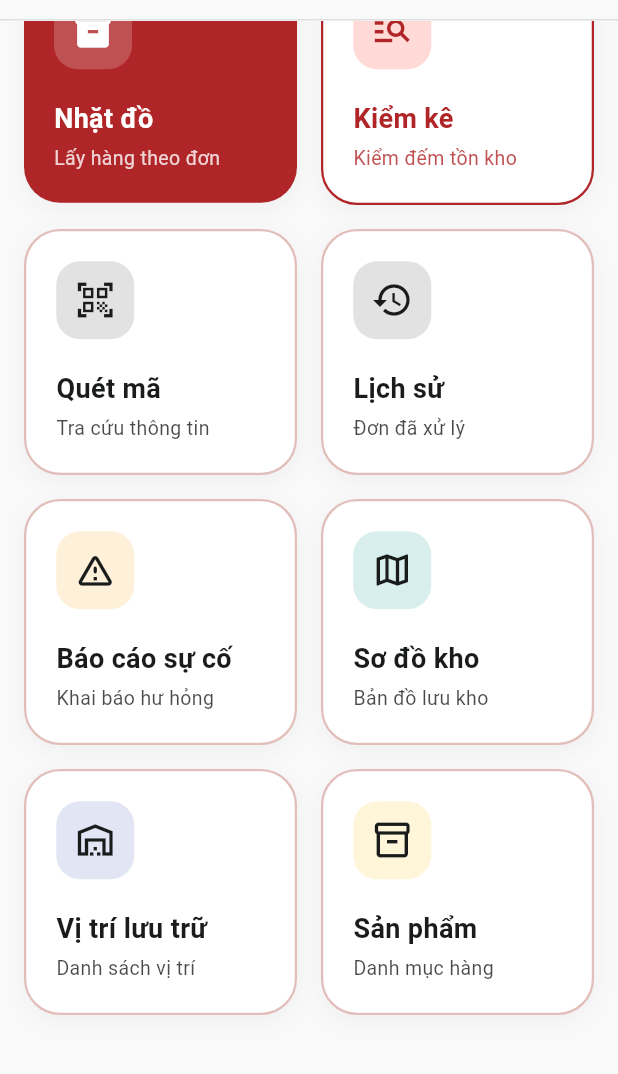
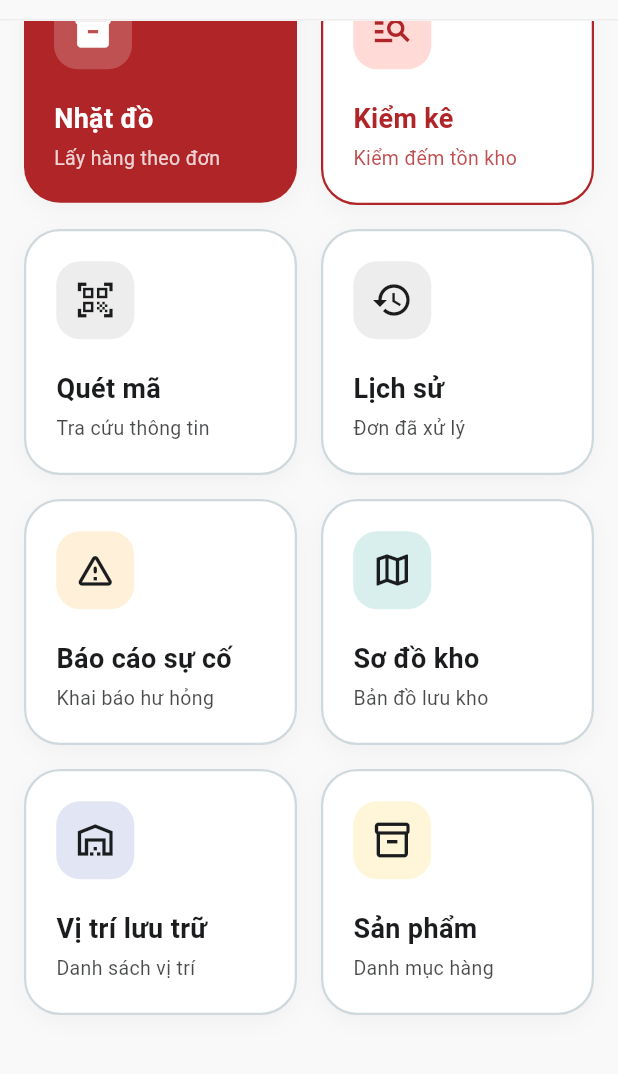
Before and after one commit to mastercode1908/SmartStock-Mobile, a Flutter app: the EmployeeDashboardScreen screen opened directly, scrolled down 432 dp, on a phone screen of 412 x 824 dp, the part 65-1139 px from its top. Run offline on Flutter 3.47's test engine with Material 3 defaults, Android fonts, the phone set to English and light mode, and no system bars; our stand-ins replace google_sign_in, image_picker, shared_preferences; missing offline and left inert: mobile_scanner; accounts and stored records are empty; network calls fail.

Commit message:
update: update theme

```diff
--- a/lib/features/home/screens/employee_dashboard_screen.dart
+++ b/lib/features/home/screens/employee_dashboard_screen.dart
@@ -49,7 +49,7 @@ class _EmployeeDashboardScreenState extends State<EmployeeDashboardScreen> {
   @override
   Widget build(BuildContext context) {
     return Scaffold(
-      backgroundColor: const Color(0xfff9f9f9),
+      backgroundColor: Theme.of(context).scaffoldBackgroundColor,
       appBar: _buildAppBar(context),
       body: SingleChildScrollView(
         padding: const EdgeInsets.symmetric(horizontal: 16.0, vertical: 24.0),
@@ -70,7 +70,7 @@ class _EmployeeDashboardScreenState extends State<EmployeeDashboardScreen> {
 
   PreferredSizeWidget _buildAppBar(BuildContext context) {
     return AppBar(
-      backgroundColor: const Color(0xfff9f9f9),
+      backgroundColor: Theme.of(context).scaffoldBackgroundColor,
       elevation: 0,
       scrolledUnderElevation: 0,
       title: Row(
@@ -120,8 +120,8 @@ class _EmployeeDashboardScreenState extends State<EmployeeDashboardScreen> {
                       ),
                       child: Text(
                         displayCount,
-                        style: const TextStyle(
-                          color: Colors.white,
+                        style: TextStyle(
+                          color: Theme.of(context).cardColor,
                           fontSize: 10,
                           fontWeight: FontWeight.bold,
                         ),
@@ -137,7 +137,7 @@ class _EmployeeDashboardScreenState extends State<EmployeeDashboardScreen> {
       ],
       bottom: PreferredSize(
         preferredSize: const Size.fromHeight(1.0),
-        child: Container(color: Colors.grey[300], height: 1.0),
+        child: Container(color: Theme.of(context).colorScheme.surfaceContainerHigh, height: 1.0),
       ),
     );
   }
@@ -151,10 +151,10 @@ class _EmployeeDashboardScreenState extends State<EmployeeDashboardScreen> {
     return Container(
       padding: const EdgeInsets.all(16),
       decoration: BoxDecoration(
-        color: Colors.white,
+        color: Theme.of(context).cardColor,
         borderRadius: BorderRadius.circular(16),
         border: Border.all(color: const Color(0xffe2bebb)),
-        boxShadow: const [BoxShadow(color: Colors.black12, blurRadius: 4, offset: Offset(0, 2))],
+        boxShadow: [BoxShadow(color: Colors.black.withValues(alpha: 0.12), blurRadius: 4, offset: const Offset(0, 2))],
       ),
       child: Row(
         mainAxisAlignment: MainAxisAlignment.spaceBetween,
@@ -162,9 +162,9 @@ class _EmployeeDashboardScreenState extends State<EmployeeDashboardScreen> {
           Column(
             crossAxisAlignment: CrossAxisAlignment.start,
             children: [
-              Text('Chào, $displayName', style: const TextStyle(fontSize: 20, fontWeight: FontWeight.bold, color: Colors.black87)),
+              Text('Chào, $displayName', style: TextStyle(fontSize: 20, fontWeight: FontWeight.bold, color: Theme.of(context).colorScheme.onSurface)),
               const SizedBox(height: 4),
-              Text('Ca làm việc: ${_getCurrentShift()}', style: const TextStyle(fontSize: 12, color: Colors.black54)),
+              Text('Ca làm việc: ${_getCurrentShift()}', style: TextStyle(fontSize: 12, color: Theme.of(context).colorScheme.onSurfaceVariant)),
             ],
           ),
           Container(
@@ -238,16 +238,16 @@ class _EmployeeDashboardScreenState extends State<EmployeeDashboardScreen> {
             decoration: BoxDecoration(
               color: const Color(0xffb02528),
               borderRadius: BorderRadius.circular(16),
-              boxShadow: const [BoxShadow(color: Colors.black12, blurRadius: 4, offset: Offset(0, 2))],
+              boxShadow: [BoxShadow(color: Colors.black.withValues(alpha: 0.12), blurRadius: 4, offset: const Offset(0, 2))],
             ),
             child: Stack(
               children: [
-                const Positioned(
+                Positioned(
                   right: -16,
                   top: -16,
                   child: Opacity(
                     opacity: 0.1,
-                    child: Icon(Icons.assignment, size: 80, color: Colors.white),
+                    child: Icon(Icons.assignment, size: 80, color: Theme.of(context).cardColor),
                   ),
                 ),
                 Column(
@@ -255,7 +255,7 @@ class _EmployeeDashboardScreenState extends State<EmployeeDashboardScreen> {
                   children: [
                     const Text('Nhiệm vụ hôm nay', style: TextStyle(fontSize: 14, fontWeight: FontWeight.bold, color: Color(0xffffb3ae))),
                     const SizedBox(height: 8),
-                    Text('$todayTasks', style: const TextStyle(fontSize: 32, fontWeight: FontWeight.bold, color: Colors.white)),
+                    Text('$todayTasks', style: TextStyle(fontSize: 32, fontWeight: FontWeight.bold, color: Theme.of(context).cardColor)),
                     const SizedBox(height: 4),
                     Text('Cần nhặt: $activePickingTasks\nCần kiểm: $activeCountSessions', style: const TextStyle(fontSize: 11, color: Color(0xffffb3ae), height: 1.3)),
                     const Spacer(),
@@ -277,10 +277,10 @@ class _EmployeeDashboardScreenState extends State<EmployeeDashboardScreen> {
                   child: Container(
                     padding: const EdgeInsets.symmetric(horizontal: 16, vertical: 8),
                     decoration: BoxDecoration(
-                      color: Colors.white,
+                      color: Theme.of(context).cardColor,
                       borderRadius: BorderRadius.circular(16),
                       border: Border.all(color: const Color(0xffe2bebb)),
-                      boxShadow: const [BoxShadow(color: Colors.black12, blurRadius: 4, offset: Offset(0, 2))],
+                      boxShadow: [BoxShadow(color: Colors.black.withValues(alpha: 0.12), blurRadius: 4, offset: const Offset(0, 2))],
                     ),
                     child: Row(
                       mainAxisAlignment: MainAxisAlignment.spaceBetween,
@@ -290,11 +290,11 @@ class _EmployeeDashboardScreenState extends State<EmployeeDashboardScreen> {
                             crossAxisAlignment: CrossAxisAlignment.start,
                             mainAxisAlignment: MainAxisAlignment.center,
                             children: [
-                              const Text('ĐÃ XONG', style: TextStyle(fontSize: 11, fontWeight: FontWeight.bold, color: Colors.black54, letterSpacing: 0.5)),
+                              Text('ĐÃ XONG', style: TextStyle(fontSize: 11, fontWeight: FontWeight.bold, color: Theme.of(context).colorScheme.onSurfaceVariant, letterSpacing: 0.5)),
                               const SizedBox(height: 2),
-                              Text('$completedTasks nhiệm vụ', style: const TextStyle(fontSize: 14, fontWeight: FontWeight.bold, color: Colors.black87)),
+                              Text('$completedTasks nhiệm vụ', style: TextStyle(fontSize: 14, fontWeight: FontWeight.bold, color: Theme.of(context).colorScheme.onSurface)),
                               const SizedBox(height: 2),
-                              Text('Nhặt: $completedPickingTasks · Kiểm: $completedCountSessions', style: const TextStyle(fontSize: 9, color: Colors.black54), overflow: TextOverflow.ellipsis),
+                              Text('Nhặt: $completedPickingTasks · Kiểm: $completedCountSessions', style: TextStyle(fontSize: 9, color: Theme.of(context).colorScheme.onSurfaceVariant), overflow: TextOverflow.ellipsis),
                             ],
                           ),
                         ),
@@ -311,7 +311,7 @@ class _EmployeeDashboardScreenState extends State<EmployeeDashboardScreen> {
                       color: const Color(0xffffdad6),
                       borderRadius: BorderRadius.circular(16),
                       border: Border.all(color: const Color(0xffba1a1a).withOpacity(0.2)),
-                      boxShadow: const [BoxShadow(color: Colors.black12, blurRadius: 4, offset: Offset(0, 2))],
+                      boxShadow: [BoxShadow(color: Colors.black.withValues(alpha: 0.12), blurRadius: 4, offset: const Offset(0, 2))],
                     ),
                     child: Row(
                       mainAxisAlignment: MainAxisAlignment.spaceBetween,
@@ -346,12 +346,12 @@ class _EmployeeDashboardScreenState extends State<EmployeeDashboardScreen> {
     return Column(
       crossAxisAlignment: CrossAxisAlignment.start,
       children: [
-        const Text(
+        Text(
           'Chức năng chính',
           style: TextStyle(
             fontSize: 22,
             fontWeight: FontWeight.bold,
-            color: AppColors.onSurface,
+            color: Theme.of(context).colorScheme.onSurface,
           ),
         ),
         const SizedBox(height: 20),
@@ -364,8 +364,8 @@ class _EmployeeDashboardScreenState extends State<EmployeeDashboardScreen> {
                 label: 'Nhặt đồ',
                 subtitle: 'Lấy hàng theo đơn',
                 bgColor: AppColors.primary,
-                textColor: Colors.white,
-                iconBg: Colors.white.withOpacity(0.2),
+                textColor: Theme.of(context).colorScheme.onPrimary,
+                iconBg: Theme.of(context).colorScheme.surface.withValues(alpha: 0.2),
                 screen: const PickUpListScreen(),
               ),
             ),
@@ -376,7 +376,7 @@ class _EmployeeDashboardScreenState extends State<EmployeeDashboardScreen> {
                 icon: Icons.manage_search,
                 label: 'Kiểm kê',
                 subtitle: 'Kiểm đếm tồn kho',
-                bgColor: AppColors.surfaceContainerLowest,
+                bgColor: Theme.of(context).colorScheme.surface,
                 textColor: AppColors.primary,
                 iconBg: AppColors.primaryFixed,
                 borderColor: AppColors.primary,
@@ -394,10 +394,10 @@ class _EmployeeDashboardScreenState extends State<EmployeeDashboardScreen> {
                 icon: Icons.qr_code_scanner,
                 label: 'Quét mã',
                 subtitle: 'Tra cứu thông tin',
-                bgColor: AppColors.surfaceContainerLowest,
-                textColor: AppColors.onSurface,
-                iconBg: AppColors.surfaceVariant,
-                borderColor: AppColors.outlineVariant,
+                bgColor: Theme.of(context).cardColor,
+                textColor: Theme.of(context).colorScheme.onSurface,
+                iconBg: Theme.of(context).colorScheme.surfaceContainerHigh,
+                borderColor: Theme.of(context).colorScheme.outline,
               ),
             ),
             const SizedBox(width: 16),
@@ -407,10 +407,10 @@ class _EmployeeDashboardScreenState extends State<EmployeeDashboardScreen> {
                 icon: Icons.history,
                 label: 'Lịch sử',
                 subtitle: 'Đơn đã xử lý',
-                bgColor: AppColors.surfaceContainerLowest,
-                textColor: AppColors.onSurface,
-                iconBg: AppColors.surfaceVariant,
-                borderColor: AppColors.outlineVariant,
+                bgColor: Theme.of(context).cardColor,
+                textColor: Theme.of(context).colorScheme.onSurface,
+                iconBg: Theme.of(context).colorScheme.surfaceContainerHigh,
+                borderColor: Theme.of(context).colorScheme.outline,
                 screen: const InventoryHistoryScreen(),
               ),
             ),
@@ -425,10 +425,10 @@ class _EmployeeDashboardScreenState extends State<EmployeeDashboardScreen> {
                 icon: Icons.warning_amber_rounded,
                 label: 'Báo cáo sự cố',
                 subtitle: 'Khai báo hư hỏng',
-                bgColor: AppColors.surfaceContainerLowest,
-                textColor: AppColors.onSurface,
-                iconBg: Colors.orange.withOpacity(0.15),
-                borderColor: AppColors.outlineVariant,
+                bgColor: Theme.of(context).cardColor,
+                textColor: Theme.of(context).colorScheme.onSurface,
+                iconBg: Colors.orange.withValues(alpha: 0.15),
+                borderColor: Theme.of(context).colorScheme.outline,
                 screen: const IncidentReportScreen(),
               ),
             ),
@@ -439,10 +439,10 @@ class _EmployeeDashboardScreenState extends State<EmployeeDashboardScreen> {
                 icon: Icons.map_outlined,
                 label: 'Sơ đồ kho',
                 subtitle: 'Bản đồ lưu kho',
-                bgColor: AppColors.surfaceContainerLowest,
-                textColor: AppColors.onSurface,
-                iconBg: Colors.teal.withOpacity(0.15),
-                borderColor: AppColors.outlineVariant,
+                bgColor: Theme.of(context).cardColor,
+                textColor: Theme.of(context).colorScheme.onSurface,
+                iconBg: Colors.teal.withValues(alpha: 0.15),
+                borderColor: Theme.of(context).colorScheme.outline,
                 screen: const WarehouseMapScreen(),
               ),
             ),
@@ -457,10 +457,10 @@ class _EmployeeDashboardScreenState extends State<EmployeeDashboardScreen> {
                 icon: Icons.warehouse_outlined,
                 label: 'Vị trí lưu trữ',
                 subtitle: 'Danh sách vị trí',
-                bgColor: AppColors.surfaceContainerLowest,
-                textColor: AppColors.onSurface,
-                iconBg: Colors.indigo.withOpacity(0.15),
-                borderColor: AppColors.outlineVariant,
+                bgColor: Theme.of(context).cardColor,
+                textColor: Theme.of(context).colorScheme.onSurface,
+                iconBg: Colors.indigo.withValues(alpha: 0.15),
+                borderColor: Theme.of(context).colorScheme.outline,
                 screen: const WarehouseLocationScreen(isReadOnly: true),
               ),
             ),
@@ -471,10 +471,10 @@ class _EmployeeDashboardScreenState extends State<EmployeeDashboardScreen> {
                 icon: Icons.inventory_2_outlined,
                 label: 'Sản phẩm',
                 subtitle: 'Danh mục hàng',
-                bgColor: AppColors.surfaceContainerLowest,
-                textColor: AppColors.onSurface,
-                iconBg: Colors.amber.withOpacity(0.15),
-                borderColor: AppColors.outlineVariant,
+                bgColor: Theme.of(context).cardColor,
+                textColor: Theme.of(context).colorScheme.onSurface,
+                iconBg: Colors.amber.withValues(alpha: 0.15),
+                borderColor: Theme.of(context).colorScheme.outline,
                 screen: const ProductListScreen(),
               ),
             ),
@@ -515,7 +515,7 @@ class _EmployeeDashboardScreenState extends State<EmployeeDashboardScreen> {
           border: Border.all(color: borderColor ?? Colors.transparent, width: borderColor != null ? 1.5 : 0),
           boxShadow: [
             BoxShadow(
-              color: Colors.black.withOpacity(0.04),
+              color: Theme.of(context).colorScheme.onSurface.withValues(alpha: 0.04),
               blurRadius: 12,
               offset: const Offset(0, 4),
             ),
@@ -546,7 +546,7 @@ class _EmployeeDashboardScreenState extends State<EmployeeDashboardScreen> {
               subtitle,
               style: TextStyle(
                 fontSize: 13,
-                color: textColor.withOpacity(0.8),
+                color: textColor.withValues(alpha: 0.8),
               ),
             ),
           ],
```
Also changed, not shown: lib/features/inventory/screens/count/count_list_screen.dart (+4 -4 lines), lib/features/inventory/screens/inventory_history_screen.dart (+11 -11 lines), lib/features/inventory/screens/pickup/pickup_list_screen.dart (+8 -9 lines), lib/features/profile/screens/profile_screen.dart (+17 -20 lines).
